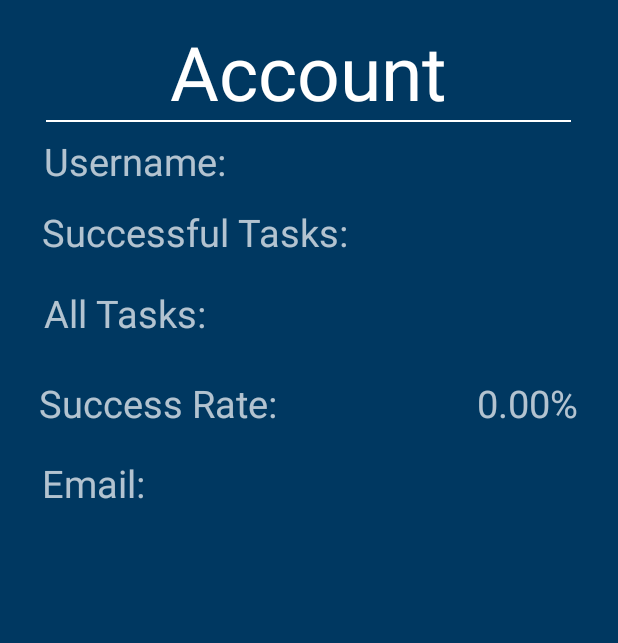
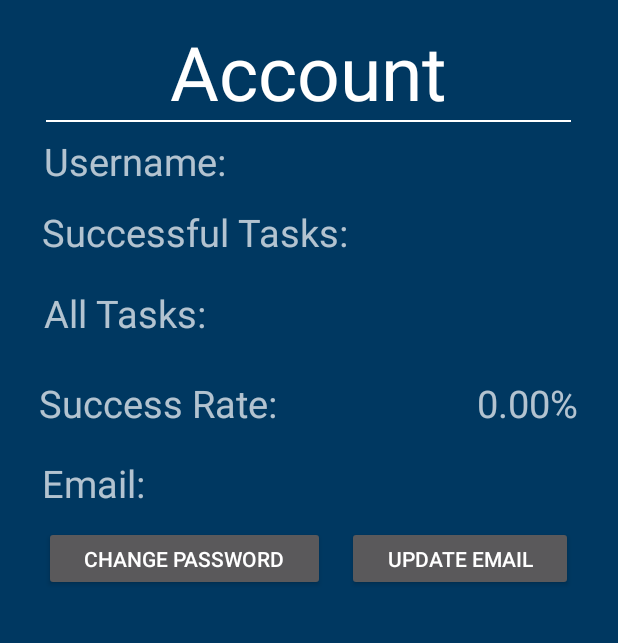
Before and after one commit to ajonpstz/Gamified-Learning-App, an Android app: the Homepage screen opened directly, with no data from a screen before it, on a phone screen of 412 x 824 dp, the part 120-763 px from its top. Run offline under Robolectric (Android 15) with nearby library versions, the phone set to English and light mode, and no system bars; our stand-ins replace Firebase (no records; nobody signed in at launch, a user with empty details on screens opened directly); Roboto replaces fonts that are not available here; 3 statements that could not run were skipped.

Commit message:
Account Details now displays emails and buttons were added
Account Details now contains:
a textfield to display the user's current email and "change password" and "update email" buttons that have yet to be coded to do anything.

Brad

```diff
--- a/app/src/main/java/com/example/gamified_learning_app/Homepage.java
+++ b/app/src/main/java/com/example/gamified_learning_app/Homepage.java
@@ -40,9 +40,13 @@ public class Homepage extends AppCompatActivity {
                 FirebaseUser user = firebaseAuth.getCurrentUser();
                 if (user == null) {
                 } else {
+                    // values that dont use firestore
                     TextView userName = findViewById(R.id.userName);
+                    TextView email = findViewById(R.id.email);
                     userName.setText(user.getDisplayName());
+                    email.setText(user.getEmail());
 
+                    // values that do need firestore
                     FirebaseFirestore mDatabase = FirebaseFirestore.getInstance();
 
                     TextView successfulTasks = findViewById(R.id.successfulTasks);
@@ -50,8 +54,8 @@ public class Homepage extends AppCompatActivity {
                     TextView rate = findViewById(R.id.rate);
 
                     DocumentReference userDetails = mDatabase.collection("userData").document(user.getUid());
-                    userDetails.get()
-                            .addOnSuccessListener(snapshot ->{
+                    userDetails.get().addOnSuccessListener(snapshot ->
+                    {
                         successfulTasks.setText(Long.toString(snapshot.getLong("correctTasks")));
                         attempted.setText(Long.toString(snapshot.getLong("attemptedTasks")));
 
--- a/app/src/main/res/layout/activity_homepage.xml
+++ b/app/src/main/res/layout/activity_homepage.xml
@@ -212,6 +212,42 @@
                 android:textSize="25sp" />
         </LinearLayout>
 
+        <LinearLayout
+            android:layout_width="match_parent"
+            android:layout_height="43dp"
+            android:orientation="horizontal"
+            android:gravity="bottom">
+
+            <Space
+                android:layout_width="wrap_content"
+                android:layout_height="wrap_content"
+                android:layout_weight="1" />
+
+            <Button
+                android:id="@+id/changePassword"
+                android:layout_width="wrap_content"
+                android:layout_height="wrap_content"
+                android:layout_weight="1"
+                android:text="Change Password" />
+
+            <Space
+                android:layout_width="wrap_content"
+                android:layout_height="12dp"
+                android:layout_weight=".5" />
+
+            <Button
+                android:id="@+id/changeEmail"
+                android:layout_width="wrap_content"
+                android:layout_height="wrap_content"
+                android:layout_weight="1"
+                android:text="Update Email" />
+
+            <Space
+                android:layout_width="wrap_content"
+                android:layout_height="wrap_content"
+                android:layout_weight="1" />
+        </LinearLayout>
+
     </LinearLayout>
 
 
```
Lines whose indentation alone changed are shown as unchanged.
